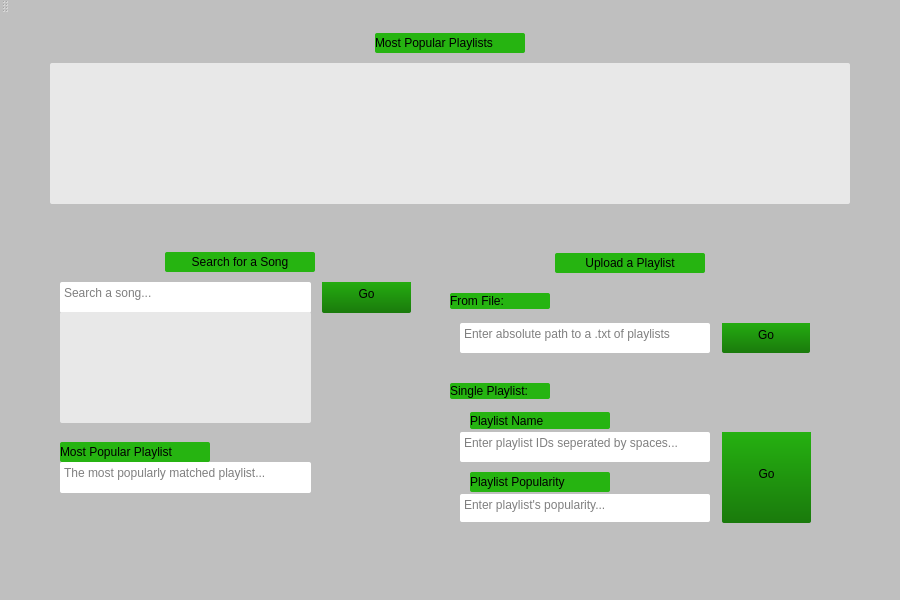
Old version of the form Playlist/mainwindow.ui in the repository pvelarde/playlist.
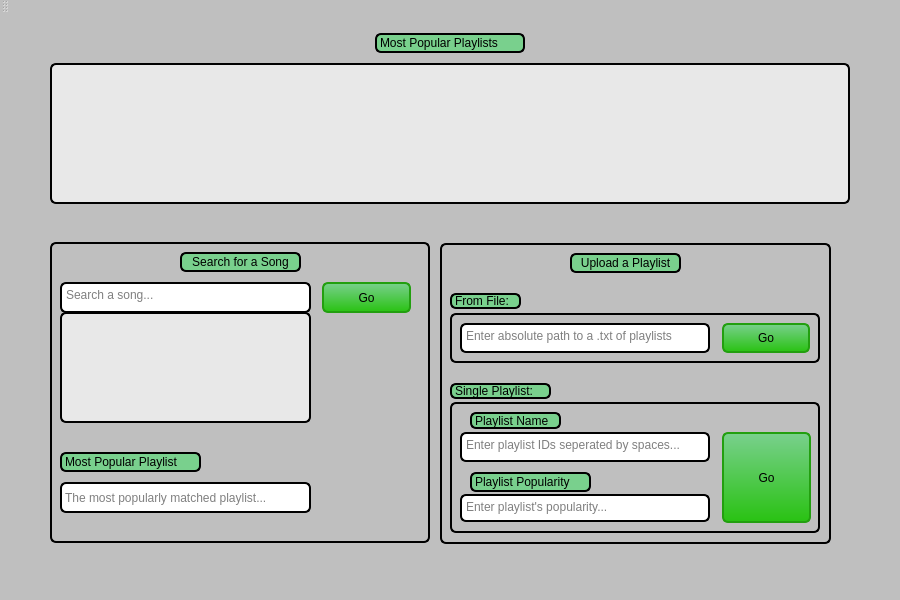
New version of the form.

Commit message: updated functionality for most popularly associated playlist

```diff
--- a/Playlist/mainwindow.ui
+++ b/Playlist/mainwindow.ui
@@ -19,21 +19,30 @@
 border-radius:2px;
 }
 
+[objectName=&quot;centralWidget&quot;]{
+background-color:black;
+}
+
 QLabel{
-background-color: rgb(38, 180, 17);
+background-color: rgb(121, 208, 141);
 }
 QListView{
 }
 QPushButton {
 margin-left:2px;
-margin-top:-5px;
-padding-top:-2px;
-background:qlineargradient(spread:pad, x1:0, y1:0, x2:0, y2:1, stop:0 rgb(38, 180, 17), stop:1 rgb(26, 122, 12));
+margin-top:0px;
+background:qlineargradient(spread:pad, x1:0, y1:0, x2:0, y2:1, stop:0 rgb(121, 208, 141), stop:1 rgb(41, 194, 18));
+border-width: 2px;
+border-style: solid;
+border-color: rgb(34, 159, 15);
+border-radius: 6px;
 }
 
 QFrame {
-/*background:orange;*/
-border: black;
+border-width: 2px;
+border-style: solid;
+border-color: black;
+border-radius: 6px;
 }
 
 QTextEdit{
@@ -91,7 +100,7 @@
       <x>50</x>
       <y>229</y>
       <width>380</width>
-      <height>320</height>
+      <height>301</height>
      </rect>
     </property>
     <property name="styleSheet">
@@ -146,8 +155,8 @@
      <property name="geometry">
       <rect>
        <x>10</x>
-       <y>200</y>
-       <width>150</width>
+       <y>210</y>
+       <width>141</width>
        <height>20</height>
       </rect>
      </property>
@@ -158,9 +167,9 @@
     <widget class="QLabel" name="label_3">
      <property name="geometry">
       <rect>
-       <x>115</x>
+       <x>130</x>
        <y>10</y>
-       <width>150</width>
+       <width>121</width>
        <height>20</height>
       </rect>
      </property>
@@ -171,16 +180,20 @@
       <set>Qt::AlignCenter</set>
      </property>
     </widget>
-    <widget class="QTextEdit" name="textEdit_5">
+    <widget class="QLabel" name="label_9">
      <property name="geometry">
       <rect>
        <x>10</x>
-       <y>220</y>
+       <y>240</y>
        <width>251</width>
        <height>31</height>
       </rect>
      </property>
-     <property name="placeholderText">
+     <property name="styleSheet">
+      <string notr="true">background-color:white;
+color: grey;</string>
+     </property>
+     <property name="text">
       <string>The most popularly matched playlist...</string>
      </property>
     </widget>
@@ -197,7 +210,7 @@
       <x>440</x>
       <y>230</y>
       <width>391</width>
-      <height>291</height>
+      <height>301</height>
      </rect>
     </property>
     <property name="frameShape">
@@ -257,7 +270,7 @@
        <x>10</x>
        <y>159</y>
        <width>370</width>
-       <height>121</height>
+       <height>131</height>
       </rect>
      </property>
      <property name="frameShape">
@@ -317,7 +330,7 @@
        <rect>
         <x>20</x>
         <y>10</y>
-        <width>140</width>
+        <width>91</width>
         <height>17</height>
        </rect>
       </property>
@@ -330,7 +343,7 @@
        <rect>
         <x>20</x>
         <y>70</y>
-        <width>140</width>
+        <width>121</width>
         <height>20</height>
        </rect>
       </property>
@@ -344,7 +357,7 @@
       <rect>
        <x>10</x>
        <y>50</y>
-       <width>100</width>
+       <width>71</width>
        <height>16</height>
       </rect>
      </property>
@@ -357,7 +370,7 @@
       <rect>
        <x>10</x>
        <y>140</y>
-       <width>100</width>
+       <width>101</width>
        <height>16</height>
       </rect>
      </property>
@@ -368,9 +381,9 @@
     <widget class="QLabel" name="label_4">
      <property name="geometry">
       <rect>
-       <x>115</x>
+       <x>130</x>
        <y>10</y>
-       <width>150</width>
+       <width>111</width>
        <height>20</height>
       </rect>
      </property>
```
Left out of the diff: 2 changed lines with no effect on the pictures. The commit also changes 2 other files.
